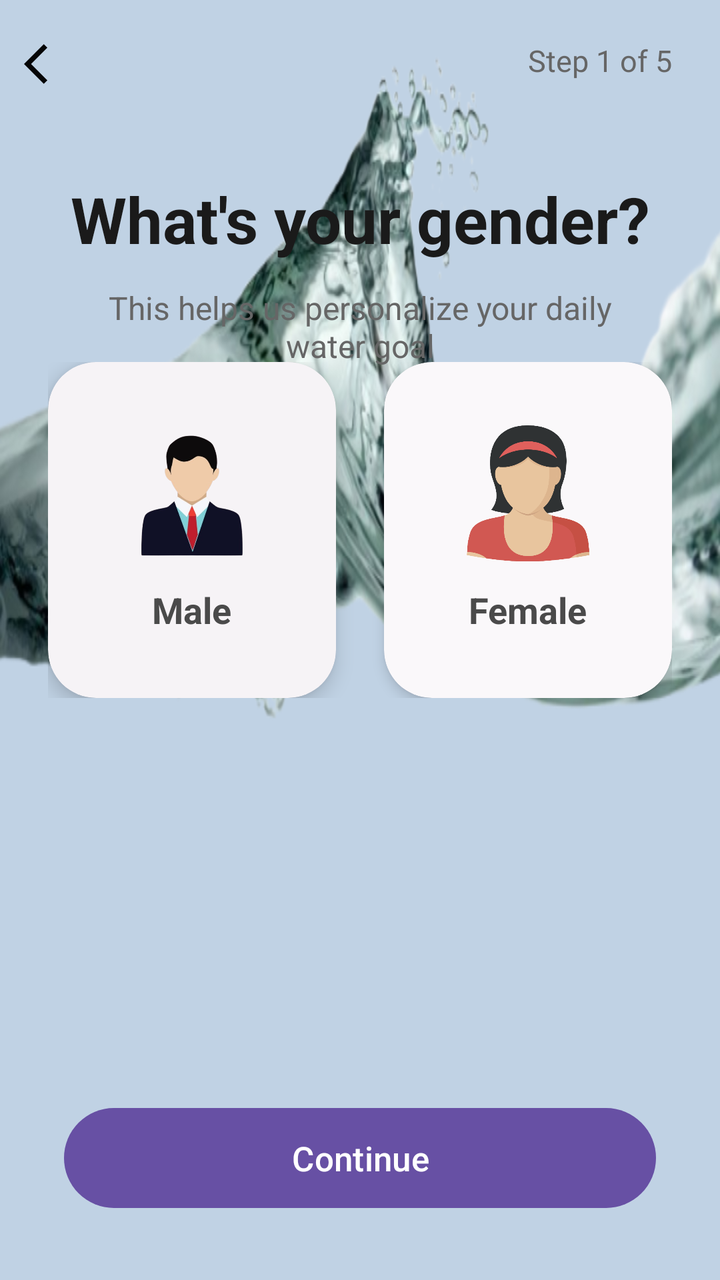
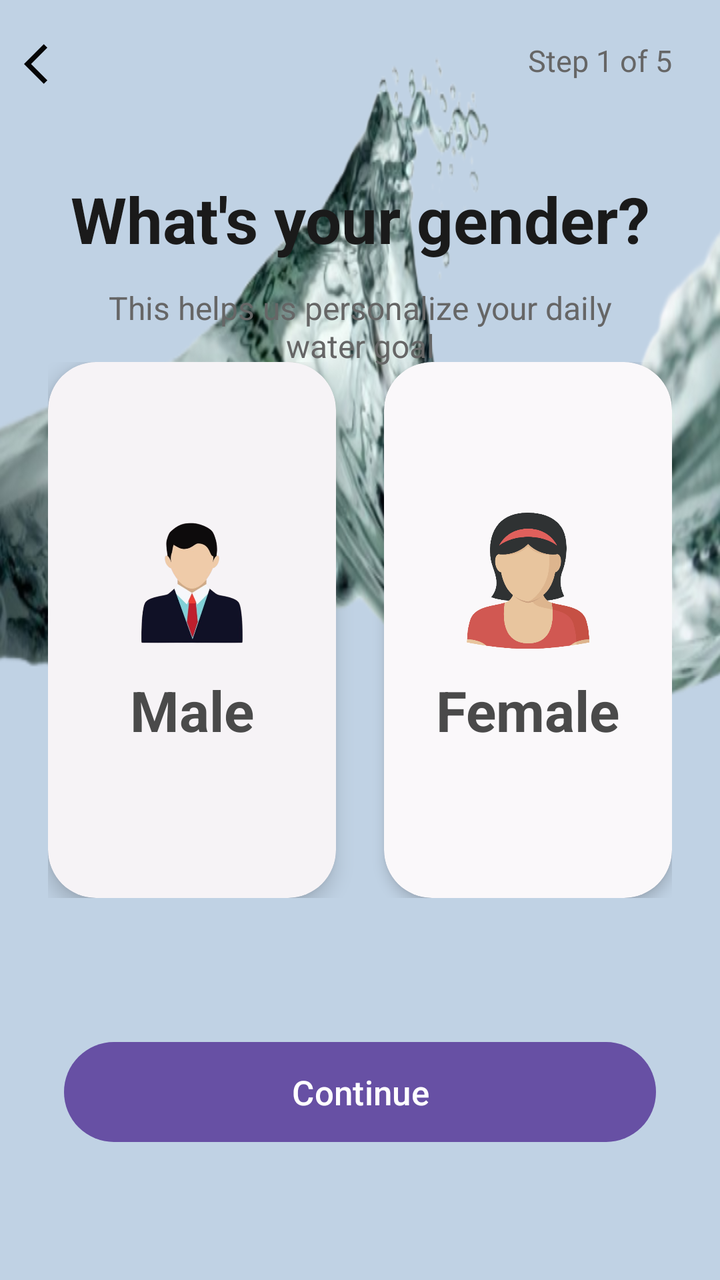

Before-and-after screenshots of an Android layout around one commit, followed by the original layout XML and the change that was made.
<!-- AndroidManifest.xml: application theme Theme.WaterReminder -->
<!-- res/layout/activity_gender_selection.xml -->
<?xml version="1.0" encoding="utf-8"?>
<androidx.constraintlayout.widget.ConstraintLayout xmlns:android="http://schemas.android.com/apk/res/android"
    xmlns:app="http://schemas.android.com/apk/res-auto"
    android:layout_width="match_parent"
    android:layout_height="match_parent"
    xmlns:tools="http://schemas.android.com/tools"
    android:background="#C0D2E4">

    <ImageView
        android:layout_width="wrap_content"
        android:layout_height="0dp"
        android:background="@drawable/bgwater"
        tools:ignore="MissingConstraints"
        tools:layout_editor_absoluteX="0dp"
        tools:layout_editor_absoluteY="290dp" />

    
    <ImageView
        android:id="@+id/btn_back"
        android:layout_width="wrap_content"
        android:layout_height="wrap_content"
        android:src="@drawable/baseline_arrow_back_ios_24"
        android:padding="12dp"
        app:layout_constraintTop_toTopOf="parent"
        app:layout_constraintStart_toStartOf="parent"
        android:layout_marginTop="8dp" />

    <TextView
        android:id="@+id/tv_header"
        android:layout_width="wrap_content"
        android:layout_height="wrap_content"
        android:text="Step 1 of 5"
        android:textSize="15sp"
        android:textColor="#666666"
        app:layout_constraintTop_toTopOf="parent"
        app:layout_constraintEnd_toEndOf="parent"
        android:layout_marginTop="20dp"
        android:layout_marginEnd="24dp" />

    
    <TextView
        android:id="@+id/tv_title"
        android:layout_width="0dp"
        android:layout_height="wrap_content"
        android:text="What's your gender?"
        android:textSize="32sp"
        android:textColor="#1A1A1A"
        android:textStyle="bold"
        android:gravity="center"
        android:lineSpacingExtra="6dp"
        app:layout_constraintTop_toBottomOf="@id/btn_back"
        app:layout_constraintStart_toStartOf="parent"
        app:layout_constraintEnd_toEndOf="parent"
        android:layout_marginTop="32dp"
        android:layout_marginHorizontal="32dp" />

    
    <TextView
        android:layout_width="0dp"
        android:layout_height="wrap_content"
        android:text="This helps us personalize your daily water goal"
        android:textSize="16sp"
        android:textColor="#666666"
        android:gravity="center"
        app:layout_constraintTop_toBottomOf="@id/tv_title"
        app:layout_constraintStart_toStartOf="parent"
        app:layout_constraintEnd_toEndOf="parent"
        android:layout_marginTop="12dp"
        android:layout_marginHorizontal="40dp" />

    
    <LinearLayout
        android:id="@+id/gender_container"
        android:layout_width="0dp"
        android:layout_height="wrap_content"
        android:orientation="horizontal"
        android:gravity="center"
        android:layout_marginTop="50dp"
        app:layout_constraintTop_toBottomOf="@id/tv_title"
        app:layout_constraintStart_toStartOf="parent"
        app:layout_constraintEnd_toEndOf="parent"
        android:paddingHorizontal="24dp">

        
        <androidx.cardview.widget.CardView
            android:id="@+id/card_male"
            android:layout_width="0dp"
            android:layout_height="168dp"
            android:layout_weight="1"
            android:src="@drawable/male"
            app:cardCornerRadius="24dp"
            app:cardElevation="6dp"
            app:cardBackgroundColor="#F6F3F6"
            android:layout_marginEnd="12dp">

            <LinearLayout
                android:layout_width="match_parent"
                android:layout_height="match_parent"
                android:orientation="vertical"
                android:gravity="center">

                <ImageView
                    android:layout_width="68dp"
                    android:layout_height="68dp"
                    android:src="@drawable/male"
                    android:layout_marginBottom="12dp" />

                <TextView
                    android:layout_width="wrap_content"
                    android:layout_height="wrap_content"
                    android:text="Male"
                    android:textColor="#4A4A4A"
                    android:textSize="18sp"
                    android:textStyle="bold" />

            </LinearLayout>
        </androidx.cardview.widget.CardView>

        
        <androidx.cardview.widget.CardView
            android:id="@+id/card_female"
            android:layout_width="0dp"
            android:layout_height="168dp"
            android:layout_weight="1"
            app:cardCornerRadius="24dp"
            app:cardElevation="4dp"
            app:cardBackgroundColor="#FAF8FA"
            android:layout_marginStart="12dp">

            <LinearLayout
                android:layout_width="match_parent"
                android:layout_height="match_parent"
                android:orientation="vertical"
                android:gravity="center">

                <ImageView
                    android:layout_width="68dp"
                    android:layout_height="68dp"
                    android:src="@drawable/female" />

                <TextView
                    android:layout_width="wrap_content"
                    android:layout_height="wrap_content"
                    android:text="Female"
                    android:textColor="#4A4A4A"
                    android:textSize="18sp"
                    android:textStyle="bold"
                    android:layout_marginTop="12dp" />

            </LinearLayout>
        </androidx.cardview.widget.CardView>

    </LinearLayout>

    

    

    <com.google.android.material.button.MaterialButton
        android:id="@+id/btn_next"
        android:layout_width="0dp"
        android:layout_height="58dp"
        android:text="Continue"
        android:textSize="17sp"
        app:cornerRadius="30dp"
        app:layout_constraintBottom_toBottomOf="parent"
        app:layout_constraintStart_toStartOf="parent"
        app:layout_constraintEnd_toEndOf="parent"
        android:layout_marginHorizontal="32dp"
        android:layout_marginBottom="32dp" />

</androidx.constraintlayout.widget.ConstraintLayout>
<!-- resources referenced by this layout -->
<resources>
  <!-- drawable baseline_arrow_back_ios_24 (drawable) -->
  <vector xmlns:android="http://schemas.android.com/apk/res/android" android:autoMirrored="true" android:height="24dp" android:tint="#050505" android:viewportHeight="24" android:viewportWidth="24" android:width="24dp">
        
      <path android:fillColor="@android:color/white" android:pathData="M11.67,3.87L9.9,2.1 0,12l9.9,9.9 1.77,-1.77L3.54,12z"/>
      
  </vector>
  <!-- drawable bgwater: png bitmap (drawable, 358820 bytes) -->
  <!-- drawable female: png bitmap (drawable, 23570 bytes) -->
  <!-- drawable male: png bitmap (drawable, 87660 bytes) -->
  <style name="Theme.WaterReminder" parent="Base.Theme.WaterReminder" />
  <style name="Base.Theme.WaterReminder" parent="Theme.Material3.DayNight.NoActionBar">
          
          
      </style>
</resources>

<!-- the commit's change to res/layout/activity_gender_selection.xml (unified diff, before → after) -->
@@ -14,7 +14,6 @@
         tools:layout_editor_absoluteX="0dp"
         tools:layout_editor_absoluteY="290dp" />
 
-    
     <ImageView
         android:id="@+id/btn_back"
         android:layout_width="wrap_content"
@@ -37,7 +36,6 @@
         android:layout_marginTop="20dp"
         android:layout_marginEnd="24dp" />
 
-    
     <TextView
         android:id="@+id/tv_title"
         android:layout_width="0dp"
@@ -54,7 +52,7 @@
         android:layout_marginTop="32dp"
         android:layout_marginHorizontal="32dp" />
 
-    
+
     <TextView
         android:layout_width="0dp"
         android:layout_height="wrap_content"
@@ -68,7 +66,7 @@
         android:layout_marginTop="12dp"
         android:layout_marginHorizontal="40dp" />
 
-    
+
     <LinearLayout
         android:id="@+id/gender_container"
         android:layout_width="0dp"
@@ -81,11 +79,11 @@
         app:layout_constraintEnd_toEndOf="parent"
         android:paddingHorizontal="24dp">
 
-        
+
         <androidx.cardview.widget.CardView
             android:id="@+id/card_male"
             android:layout_width="0dp"
-            android:layout_height="168dp"
+            android:layout_height="268dp"
             android:layout_weight="1"
             android:src="@drawable/male"
             app:cardCornerRadius="24dp"
@@ -110,17 +108,16 @@
                     android:layout_height="wrap_content"
                     android:text="Male"
                     android:textColor="#4A4A4A"
-                    android:textSize="18sp"
+                    android:textSize="28sp"
                     android:textStyle="bold" />
 
             </LinearLayout>
         </androidx.cardview.widget.CardView>
 
-        
         <androidx.cardview.widget.CardView
             android:id="@+id/card_female"
             android:layout_width="0dp"
-            android:layout_height="168dp"
+            android:layout_height="268dp"
             android:layout_weight="1"
             app:cardCornerRadius="24dp"
             app:cardElevation="4dp"
@@ -143,7 +140,7 @@
                     android:layout_height="wrap_content"
                     android:text="Female"
                     android:textColor="#4A4A4A"
-                    android:textSize="18sp"
+                    android:textSize="28sp"
                     android:textStyle="bold"
                     android:layout_marginTop="12dp" />
 
@@ -152,9 +149,6 @@
 
     </LinearLayout>
 
-    
-
-    
 
     <com.google.android.material.button.MaterialButton
         android:id="@+id/btn_next"
@@ -167,6 +161,6 @@
         app:layout_constraintStart_toStartOf="parent"
         app:layout_constraintEnd_toEndOf="parent"
         android:layout_marginHorizontal="32dp"
-        android:layout_marginBottom="32dp" />
+        android:layout_marginBottom="65dp" />
 
 </androidx.constraintlayout.widget.ConstraintLayout>
